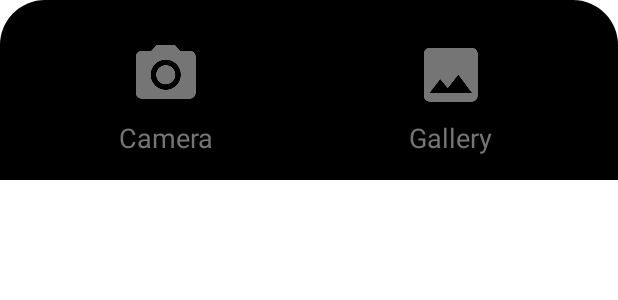
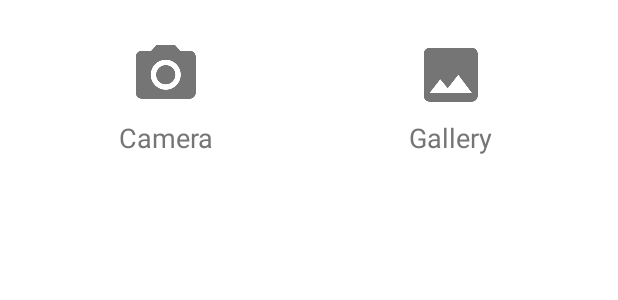
Before and after one commit to MeraRoute/image-picker-android, an Android app: the layout dialog_choose_app.xml on its own in the app's theme, with its tools: preview values and no code run, on a phone screen of 412 x 824 dp. Shown: the top 300 px of the screen. Run offline under Robolectric (Android 15) with nearby library versions, the light colour scheme and no system bars.

Commit message:
Changed dialog to bottom sheet

```diff
--- a/imagepicker/src/main/res/drawable-hdpi/bg_bottom_sheet_background.xml
+++ b/imagepicker/src/main/res/drawable-hdpi/bg_bottom_sheet_background.xml
@@ -1,7 +1,7 @@
 <?xml version="1.0" encoding="utf-8"?>
 <shape xmlns:android="http://schemas.android.com/apk/res/android"
     android:shape="rectangle">
-    <solid android:color="#000000" />
+    <solid android:color="#FFFFFF" />
     <corners android:topLeftRadius="30dp"
         android:topRightRadius="30dp"/>
 
```
